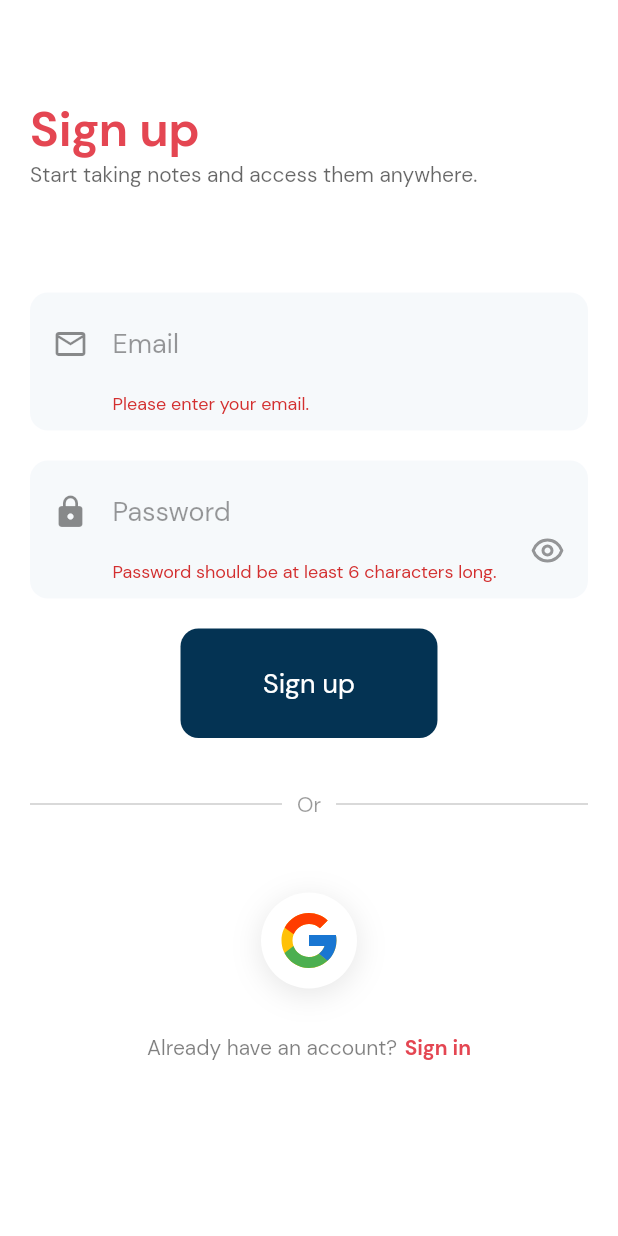
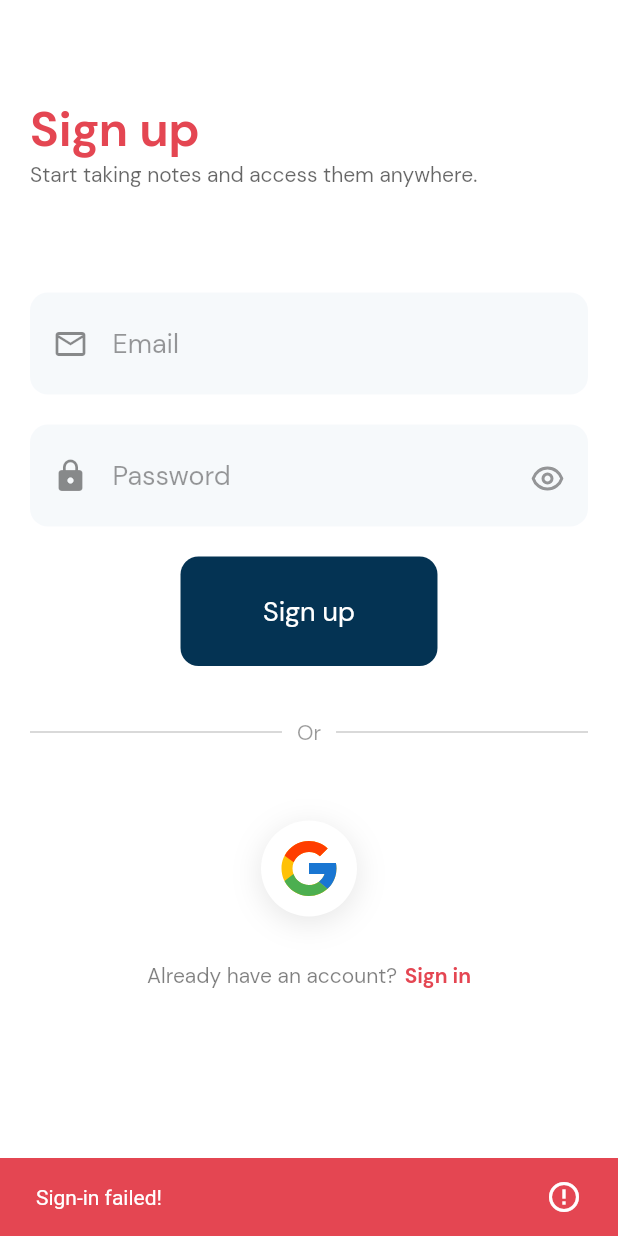
Before and after one commit to softode-code/Notey, a Flutter app: the SignUp screen opened directly, after a tap on "Sign up", on a phone screen of 412 x 824 dp. Run offline on Flutter 3.47's test engine with Material 2 defaults, Android fonts, the phone set to English and light mode, and no system bars; our stand-ins replace equatable, firebase_auth, firebase_core, flutter_bloc, flutter_svg, google_sign_in; accounts and stored records are empty.

Commit message:
SignUp Bloc Builder

```diff
--- /dev/null
+++ b/lib/screens/authentication/sign_up_formm.dart
@@ -0,0 +1,128 @@
+import 'package:Notey/bloc/register_bloc/register_bloc.dart';
+import 'package:Notey/bloc/register_bloc/register_event.dart';
+import 'package:Notey/bloc/register_bloc/register_state.dart';
+import 'package:Notey/res/colors.dart';
+import 'package:Notey/shared/constants.dart';
+import 'package:Notey/shared/widgets/circular_google_button.dart';
+import 'package:Notey/shared/widgets/form_primary_button.dart';
+import 'package:Notey/shared/widgets/or_divider.dart';
+import 'package:Notey/shared/widgets/text_form_field_background.dart';
+import 'package:flutter/material.dart';
+import 'package:flutter_bloc/flutter_bloc.dart';
+import 'package:flutter_svg/svg.dart';
+
+class SignUpForm extends StatefulWidget {
+
+  const SignUpForm({
+    Key key,
+  }) : super(key: key);
+
+  @override
+  _SignUpFormState createState() => _SignUpFormState();
+}
+
+class _SignUpFormState extends State<SignUpForm> {
+
+  final _formkey = GlobalKey<FormState>();
+  bool showPassword = false;
+  final TextEditingController _emailController = TextEditingController();
+  final TextEditingController _passwordController = TextEditingController();
+  RegisterBloc _registerBloc;
+
+
+  @override
+  void initState() {
+    super.initState();
+    _registerBloc = BlocProvider.of<RegisterBloc>(context);
+    _emailController.addListener(_onEmailChanged);
+    _passwordController.addListener(_onPasswordChanged);
+  }
+
+  @override
+  Widget build(BuildContext context) {
+    return BlocBuilder<RegisterBloc, RegisterState>(
+      builder: (context, state) {
+        return Form(
+          key: _formkey,
+          child: Column(
+            crossAxisAlignment: CrossAxisAlignment.start,
+            children: [
+              TextFormFieldBackground(
+                child: TextFormField(
+                  decoration: inputDecoration.copyWith(
+                    hintText: 'Email',
+                    icon: Icon(
+                      Icons.email_outlined,
+                    )
+                  ),
+                  validator: (val) => state.isEmailValid ? null : 'Please enter your email.',
+                  controller: _emailController,
+                ),
+              ),
+              SizedBox(height:20.0),
+              TextFormFieldBackground(
+                child: Stack(
+                  children: [
+                    TextFormField(
+                      decoration: inputDecoration.copyWith(
+                        hintText: 'Password',
+                        icon: Icon(
+                          Icons.lock
+                        )
+                      ),
+                      obscureText: !showPassword,
+                      validator: (val) =>state.isPasswordValid ? 'Password should be at least 6 characters long.' : null,
+                      controller: _passwordController,
+                    ),
+                    Positioned(
+                      bottom: 10,
+                      right: 0,
+                      child: GestureDetector(
+                        onTap: () => setState(()=> showPassword = !showPassword),
+                        child: SvgPicture.asset(
+                          showPassword ? 'assets/disabled_eye.svg' : 'assets/eye.svg',
+                          color: black40,
+                        )
+                      ),
+                    )
+                  ],
+                ),
+              ),
+              SizedBox(height:20.0),
+              Center(
+                child: FormPrimaryButton(
+                  text: 'Sign up',
+                  onPressed: _onSignUpWithCredentialPressed,
+                ),
+              ),
+              SizedBox(height:35.0),
+              OrDivider(),
+              SizedBox(height:50.0),
+              Center(
+                child: CircluarGoogleButton(
+                  onPressed: _onSignInWithGooglePressed,
+                ),
+              ),
+            ],
+          ),
+        );
+      }
+    );
+  }
+
+  void _onEmailChanged(){
+    _registerBloc.add(RegisterEmailChange(email: _emailController.text));
+  }
+
+  void _onPasswordChanged(){
+    _registerBloc.add(RegisterPasswordChange(password: _passwordController.text));
+  }
+
+  void _onSignUpWithCredentialPressed(){
+    _registerBloc.add(RegisterWithCredentialsPressed(email: _emailController.text, password: _passwordController.text));
+  }
+
+  void _onSignInWithGooglePressed() {
+    _registerBloc.add(RegisterWithGooglePressed());
+  }
+}
--- a/lib/screens/authentication/signin.dart
+++ b/lib/screens/authentication/signin.dart
@@ -8,7 +8,7 @@ import 'package:Notey/shared/widgets/header.dart';
 import 'package:flutter/material.dart';
 import 'package:flutter_bloc/flutter_bloc.dart';
 
-class SignIn extends StatefulWidget {
+class SignIn extends StatelessWidget {
 
   final Function toggleView;
   final AuthService authService;
@@ -16,18 +16,11 @@ class SignIn extends StatefulWidget {
   const SignIn({Key key, this.toggleView, this.authService}) : super(key: key);
 
   @override
-  _SignInState createState() => _SignInState();
-}
-
-class _SignInState extends State<SignIn> {
-
-
-  @override
   Widget build(BuildContext context) {
     return Scaffold(
       body: SafeArea(
         child: BlocProvider<LoginBloc>(
-          create: (context) => LoginBloc(authService: widget.authService),
+          create: (context) => LoginBloc(authService: authService),
           child: Padding(
             padding: const EdgeInsets.fromLTRB(20, 15, 20, 15),
             child: SingleChildScrollView(
@@ -86,7 +79,7 @@ class _SignInState extends State<SignIn> {
                   Footer(
                     text: 'Not a member?',
                     actionText: 'Sign up',
-                    onPressed: widget.toggleView,
+                    onPressed: toggleView,
                   )
                 ],
               ),
--- a/lib/screens/authentication/signup.dart
+++ b/lib/screens/authentication/signup.dart
@@ -1,36 +1,27 @@
+import 'package:Notey/bloc/register_bloc/register_bloc.dart';
+import 'package:Notey/bloc/register_bloc/register_state.dart';
 import 'package:Notey/res/colors.dart';
+import 'package:Notey/screens/authentication/sign_up_formm.dart';
 import 'package:Notey/services/auth.dart';
-import 'package:Notey/shared/constants.dart';
-import 'package:Notey/shared/widgets/circular_google_button.dart';
 import 'package:Notey/shared/widgets/footer.dart';
-import 'package:Notey/shared/widgets/form_primary_button.dart';
 import 'package:Notey/shared/widgets/header.dart';
-import 'package:Notey/shared/widgets/or_divider.dart';
-import 'package:Notey/shared/widgets/text_form_field_background.dart';
 import 'package:flutter/material.dart';
-import 'package:flutter_svg/flutter_svg.dart';
+import 'package:flutter_bloc/flutter_bloc.dart';
 
-class SignUp extends StatefulWidget {
+class SignUp extends StatelessWidget {
 
+
+  final AuthService authService;
   final Function toggleView;
 
-  const SignUp({Key key, this.toggleView}) : super(key: key);
-
-  @override
-  _SignUpState createState() => _SignUpState();
-}
-
-class _SignUpState extends State<SignUp> {
-
-  final _formkey = GlobalKey<FormState>();
-  String _email;
-  String _password;
-  bool showPassword = false;
+  const SignUp({Key key, this.authService, this.toggleView}) : super(key: key);
 
   @override
   Widget build(BuildContext context) {
     return Scaffold(
       body: SafeArea(
+        child: BlocProvider<RegisterBloc>(
+          create: (context) => RegisterBloc(authService: authService),
           child: Padding(
             padding: const EdgeInsets.fromLTRB(20, 15, 20, 15),
             child: SingleChildScrollView(
@@ -43,82 +34,56 @@ class _SignUpState extends State<SignUp> {
                     subtitle: 'Start taking notes and access them anywhere.'
                   ),
                   SizedBox(height: 70),
-                Form(
-                  key: _formkey,
-                  child: Column(
-                    crossAxisAlignment: CrossAxisAlignment.start,
+                  BlocListener<RegisterBloc, RegisterState>(
+                    listener: (context, state){
+                      if(state.isFailure){
+                        Scaffold.of(context)..removeCurrentSnackBar()
+                        ..showSnackBar(
+                          SnackBar(
+                            content: Row(
+                              mainAxisAlignment: MainAxisAlignment.spaceBetween,
                               children: [
-                      TextFormFieldBackground(
-                        child: TextFormField(
-                          decoration: inputDecoration.copyWith(
-                            hintText: 'Email',
-                            icon: Icon(
-                              Icons.email_outlined,
+                                Text('Sign-in failed!'),
+                                Icon(Icons.error_outline, color: Colors.white,)
+                              ],
+                            ),
+                            backgroundColor: accentColor,
                           )
-                          ),
-                          validator: (val) => val.isNotEmpty ? null : 'Please enter your email.',
-                          onChanged: (val) => setState(()=> _email = val),
-                        ),
-                      ),
-                      SizedBox(height:20.0),
-                      TextFormFieldBackground(
-                        child: Stack(
+                        );
+                      }
+
+                      if (state.isSuccess) {
+                        print('success');
+                      }
+
+                      if (state.isSubmitting) {
+                        Scaffold.of(context)..removeCurrentSnackBar()
+                        ..showSnackBar(
+                          SnackBar(
+                            content: Row(
+                              mainAxisAlignment: MainAxisAlignment.spaceBetween,
                               children: [
-                            TextFormField(
-                              decoration: inputDecoration.copyWith(
-                                hintText: 'Password',
-                                icon: Icon(
-                                  Icons.lock
-                                )
-                              ),
-                              obscureText: !showPassword,
-                              validator: (val) => val.length < 6 ? 'Password should be at least 6 characters long.' : null,
-                              onChanged: (val) => setState(()=> _password = val),
-                            ),
-                            Positioned(
-                              bottom: 10,
-                              right: 0,
-                              child: GestureDetector(
-                                onTap: () => setState(()=> showPassword = !showPassword),
-                                child: SvgPicture.asset(
-                                  showPassword ? 'assets/disabled_eye.svg' : 'assets/eye.svg',
-                                  color: black40,
-                                )
-                              ),
+                                Text('Signing in...'),
+                                CircularProgressIndicator(
+                                  valueColor: AlwaysStoppedAnimation<Color>(Colors.white),
                                 )
                               ],
                             ),
-                      ),
-                      SizedBox(height:20.0),
-                      Center(
-                        child: FormPrimaryButton(
-                          text: 'Sign up',
-                          onPressed: () async {
-                            if(_formkey.currentState.validate()){
-                              dynamic result = await AuthService().registerUser(_email, _password);
-                              if(result != null){
-                                Navigator.pop(context);
-                              }
+                            backgroundColor: accentColor,
+                          )
+                        );
                       }
                     },
-                        ),
-                      ),
-                    ],
-                  ),
-                ),
-                SizedBox(height:35.0),
-                OrDivider(),
-                SizedBox(height:50.0),
-                Center(
-                  child: CircluarGoogleButton(),
+                    child: SignUpForm(),
                   ),
                   SizedBox(height:30),
                   Footer(
                     text: 'Already have an account?',
                     actionText: 'Sign in',
-                  onPressed: widget.toggleView,
+                    onPressed: toggleView,
                   )
                 ],
+              ),
             ),
           ),
         ),
```
Also changed, not shown: lib/screens/authentication/sign_in_form.dart (line endings or trailing spaces). Lines whose indentation alone changed are shown as unchanged.
